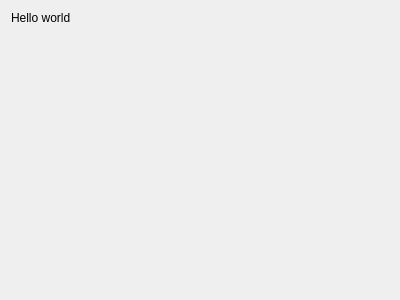
Above: plugins/Commands/VRPN/createvrpncommandwidget.ui from KDE/simon before the change. Below: the same form after it.
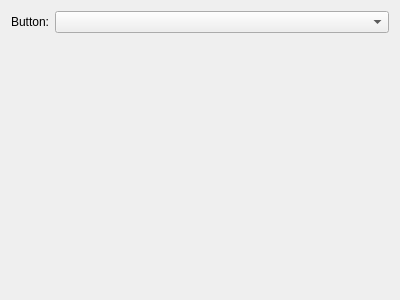
That is the form after the change.

The edit to the form file:
```diff
--- a/plugins/Commands/VRPN/createvrpncommandwidget.ui
+++ b/plugins/Commands/VRPN/createvrpncommandwidget.ui
@@ -13,26 +13,16 @@
   <property name="windowTitle">
    <string/>
   </property>
-  <layout class="QVBoxLayout" name="verticalLayout">
-   <item>
-    <widget class="QLabel" name="lbHelloWorld">
+  <layout class="QFormLayout" name="formLayout">
+   <item row="0" column="0">
+    <widget class="QLabel" name="lbButton">
      <property name="text">
-      <string>Hello world</string>
+      <string>Button:</string>
      </property>
     </widget>
    </item>
-   <item>
-    <spacer name="verticalSpacer_2">
-     <property name="orientation">
-      <enum>Qt::Vertical</enum>
-     </property>
-     <property name="sizeHint" stdset="0">
-      <size>
-       <width>20</width>
-       <height>99</height>
-      </size>
-     </property>
-    </spacer>
+   <item row="0" column="1">
+    <widget class="QComboBox" name="cbButton"/>
    </item>
   </layout>
  </widget>
```
